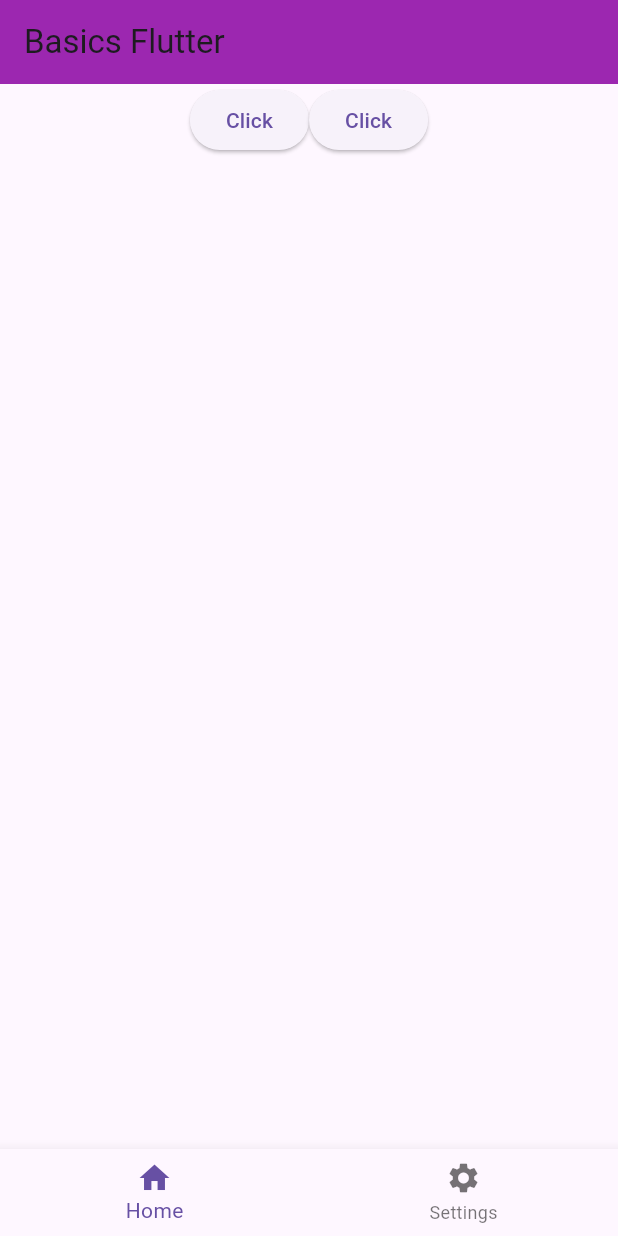
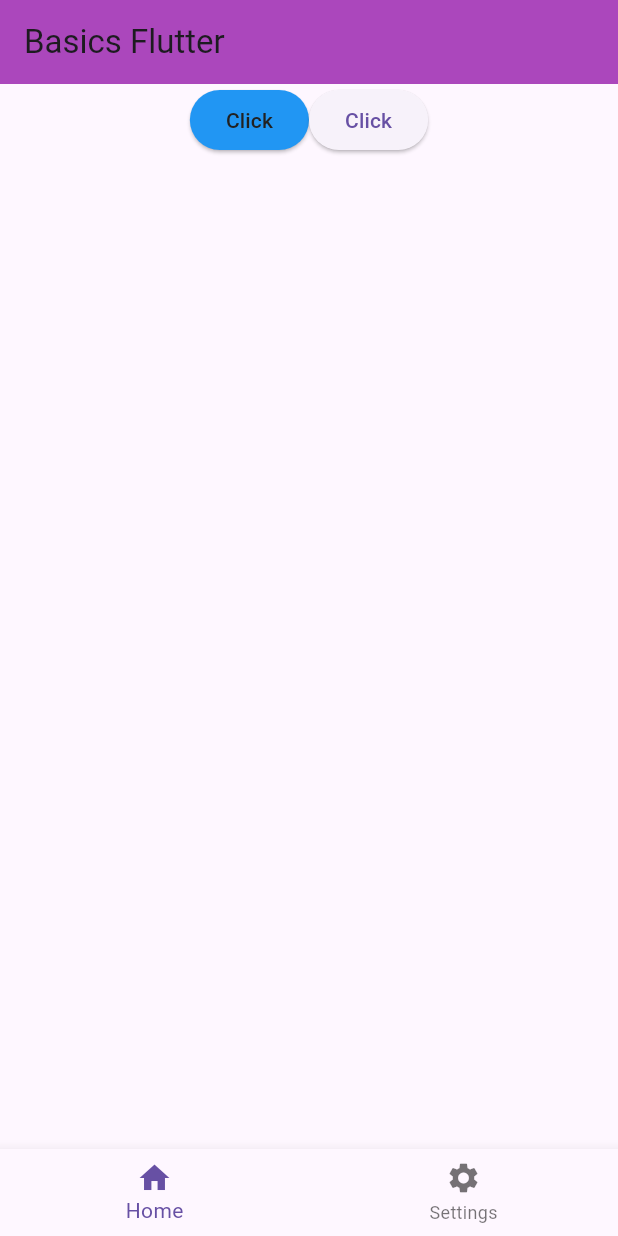
Before and after one commit to Anjasfedo/flutter_basics, a Flutter app: the screen it shows after launch, on a phone screen of 412 x 824 dp. Run offline on Flutter 3.47's test engine with Material 3 defaults, Android fonts, the phone set to English and light mode, and no system bars.

Commit message:
Styling with style Arguments

```diff
--- a/lib/main.dart
+++ b/lib/main.dart
@@ -23,7 +23,7 @@ class _MyAppState extends State<MyApp> {
       home: Scaffold(
         appBar: AppBar(
           title: const Text("Basics Flutter"),
-          backgroundColor: Colors.purple,
+          backgroundColor: Colors.purple.shade400,
         ),
         body: Center(
           child: SizedBox(
@@ -34,6 +34,7 @@ class _MyAppState extends State<MyApp> {
               crossAxisAlignment: CrossAxisAlignment.start,
               children: [
                 ElevatedButton(
+                  style: ElevatedButton.styleFrom(foregroundColor: Colors.grey.shade900, backgroundColor: Colors.blue),
                   onPressed: () {
                     setState(() {
                       buttonName = "Clicked";
```
